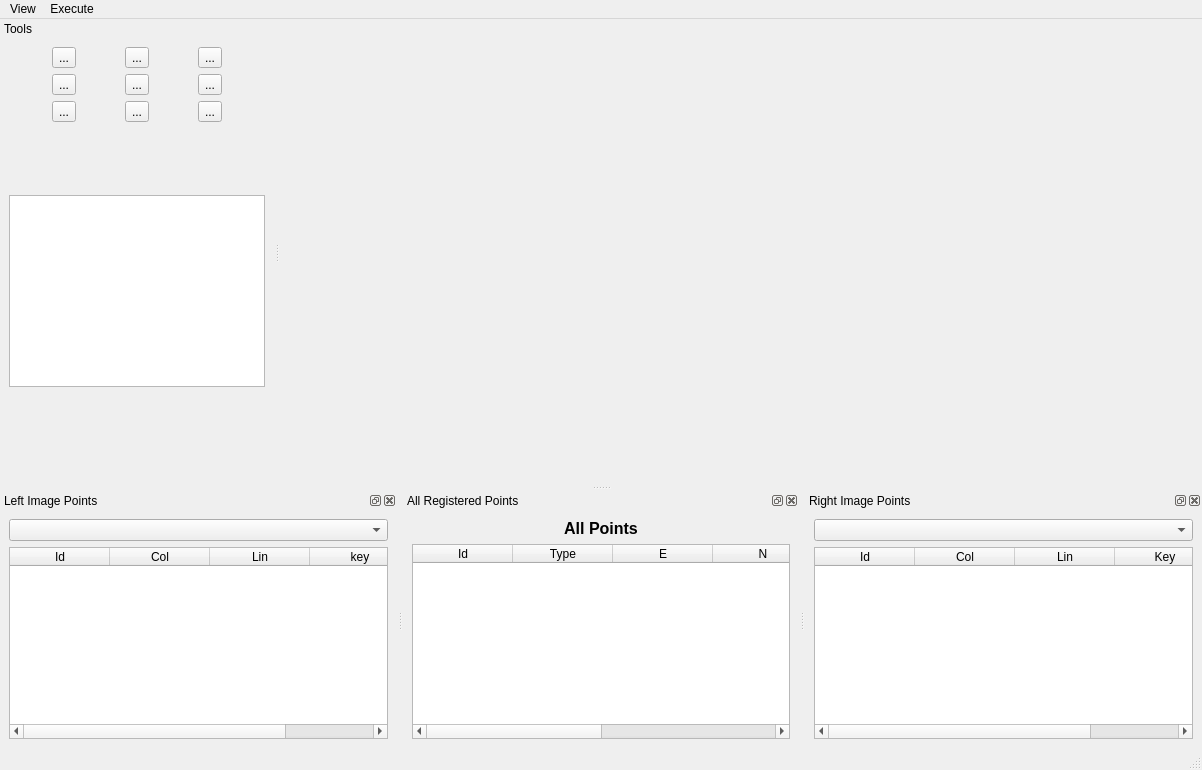
e-foto/e-foto, file branches/SandBox/trunk_PT/qt/interface/FotoTriForm.ui: the form before one commit.
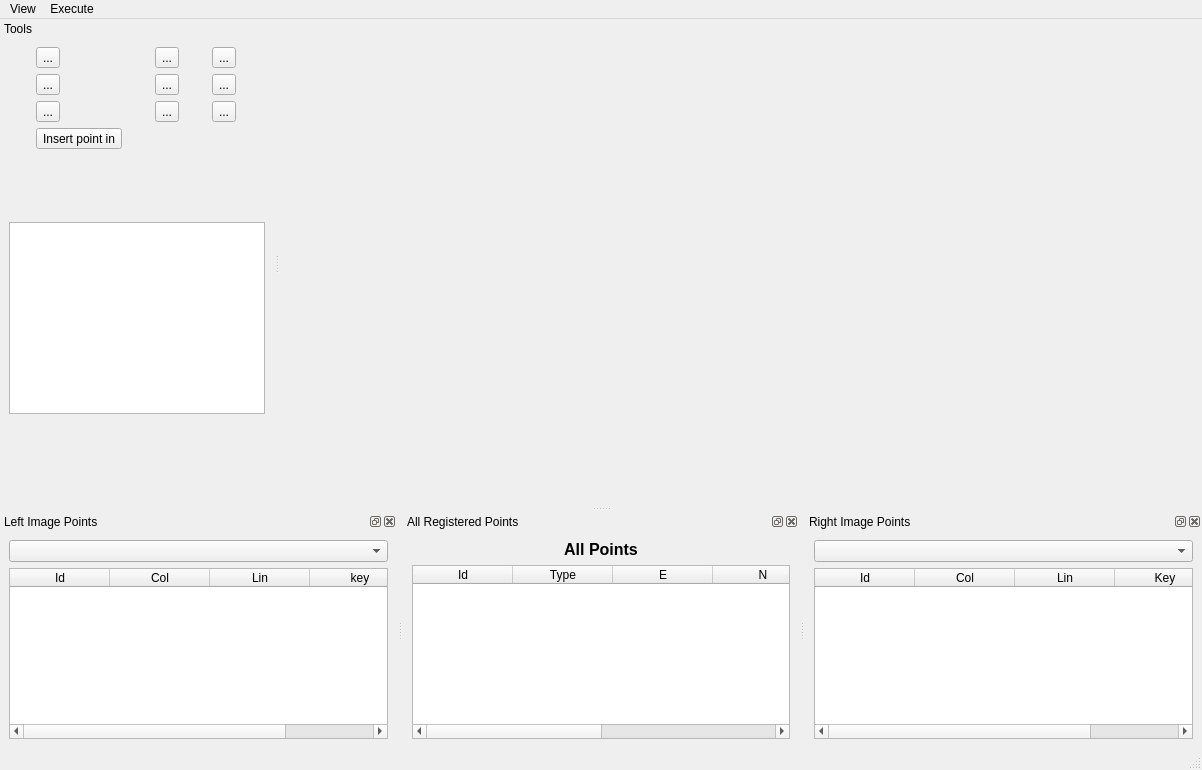
The form after the commit. Icons and pictures are not drawn. Custom widgets are drawn as their Qt base class.

Commit message: updates in interface Trunk_PT's, isn't compiling

Diff of the .ui file:
```diff
--- a/branches/SandBox/trunk_PT/qt/interface/FotoTriForm.ui
+++ b/branches/SandBox/trunk_PT/qt/interface/FotoTriForm.ui
@@ -286,8 +286,8 @@
    </property>
    <property name="minimumSize">
     <size>
-     <width>201</width>
-     <height>466</height>
+     <width>213</width>
+     <height>487</height>
     </size>
    </property>
    <property name="maximumSize">
@@ -485,6 +485,32 @@
          </property>
         </widget>
        </item>
+       <item row="3" column="0">
+        <widget class="QToolButton" name="insertPointInButton">
+         <property name="toolTip">
+          <string>&lt;!DOCTYPE HTML PUBLIC &quot;-//W3C//DTD HTML 4.0//EN&quot; &quot;http://www.w3.org/TR/REC-html40/strict.dtd&quot;&gt;
+&lt;html&gt;&lt;head&gt;&lt;meta name=&quot;qrichtext&quot; content=&quot;1&quot; /&gt;&lt;style type=&quot;text/css&quot;&gt;
+p, li { white-space: pre-wrap; }
+&lt;/style&gt;&lt;/head&gt;&lt;body style=&quot; font-family:'Sans'; font-size:10pt; font-weight:400; font-style:normal;&quot;&gt;
+&lt;p style=&quot; margin-top:0px; margin-bottom:0px; margin-left:0px; margin-right:0px; -qt-block-indent:0; text-indent:0px;&quot;&gt;&lt;span style=&quot; color:#000000;&quot;&gt;Add point in image clicked&lt;/span&gt;&lt;/p&gt;&lt;/body&gt;&lt;/html&gt;</string>
+         </property>
+         <property name="text">
+          <string>Insert point in</string>
+         </property>
+         <property name="checkable">
+          <bool>true</bool>
+         </property>
+         <property name="popupMode">
+          <enum>QToolButton::InstantPopup</enum>
+         </property>
+         <property name="toolButtonStyle">
+          <enum>Qt::ToolButtonTextOnly</enum>
+         </property>
+         <property name="arrowType">
+          <enum>Qt::LeftArrow</enum>
+         </property>
+        </widget>
+       </item>
       </layout>
      </item>
      <item>
```
Left out of the diff: 2 changed lines with no effect on the pictures. The commit also changes 7 other files.
